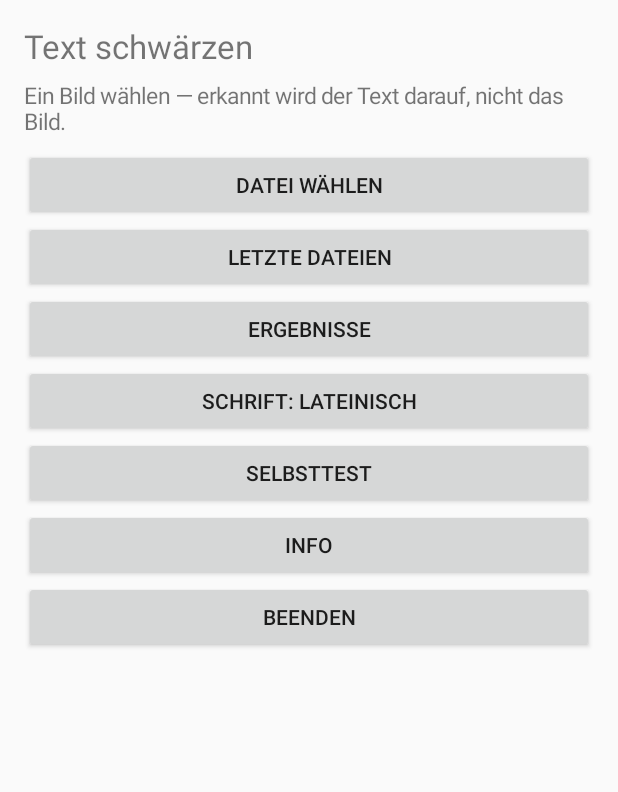
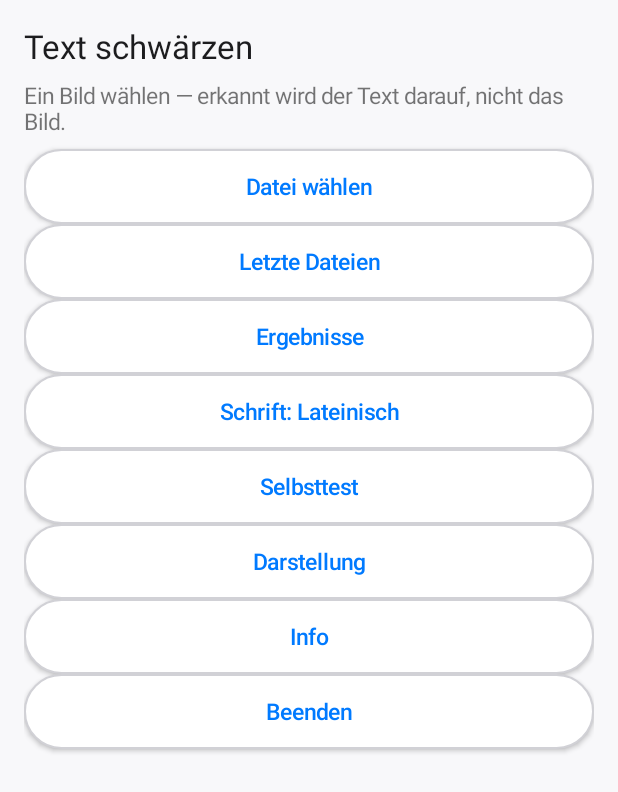
Before and after one commit to Suilui1/text-schwaerzen, an Android app: the screen it shows after launch (MainActivity), on a phone screen of 412 x 824 dp. Shown: the top 792 px of the screen. Run offline under Robolectric (Android 15) with nearby library versions, the phone set to English and light mode, and no system bars; 1 statement that could not run was skipped.

Commit message:
Android: Hell/Dunkel-Modus und einheitlich gestaltete Oberflaeche

```diff
--- /dev/null
+++ b/android/app/src/main/java/de/juliusk/textschwaerzen/Darstellung.kt
@@ -0,0 +1,97 @@
+package de.juliusk.textschwaerzen
+
+import android.app.Activity
+import android.content.Context
+import android.content.res.Configuration
+import android.graphics.Color
+import android.graphics.drawable.GradientDrawable
+import android.widget.Button
+import android.widget.TextView
+
+/**
+ * Aussehen der App: Hell, Dunkel oder wie das Gerät (Julius' Wunsch, 25.11.2026:
+ * „kann man die gesamte GUI verschönern mit Stil und Farbauswahl und hell dunkel modus").
+ *
+ * Bewußt ohne zusätzliche Bibliothek: runde Flächen, Akzentfarbe und Abstände werden
+ * direkt gesetzt. Das hält das Paket klein und die App schnell.
+ */
+object Darstellung {
+
+    enum class Modus { SYSTEM, HELL, DUNKEL }
+
+    // Farben
+    private val AKZENT = Color.rgb(0, 122, 255)      // Blau wie in der Statusleiste
+    private val AKZENT_DUNKEL = Color.rgb(10, 132, 255)
+    private val HELL_HINTERGRUND = Color.rgb(248, 248, 250)
+    private val HELL_FLAECHE = Color.WHITE
+    private val HELL_TEXT = Color.rgb(28, 28, 30)
+    private val DUNKEL_HINTERGRUND = Color.rgb(18, 18, 20)
+    private val DUNKEL_FLAECHE = Color.rgb(38, 38, 42)
+    private val DUNKEL_TEXT = Color.rgb(242, 242, 247)
+
+    data class Farben(
+        val hintergrund: Int, val flaeche: Int, val text: Int, val akzent: Int, val dunkel: Boolean
+    )
+
+    private fun prefs(context: Context) =
+        context.getSharedPreferences("darstellung", Context.MODE_PRIVATE)
+
+    fun modus(context: Context): Modus {
+        val wert = prefs(context).getString("modus", Modus.SYSTEM.name) ?: Modus.SYSTEM.name
+        return try {
+            Modus.valueOf(wert)
+        } catch (fehler: Throwable) {
+            Modus.SYSTEM
+        }
+    }
+
+    fun setzeModus(context: Context, modus: Modus) {
+        prefs(context).edit().putString("modus", modus.name).apply()
+    }
+
+    /** Ist die App gerade dunkel? */
+    fun istDunkel(context: Context): Boolean = when (modus(context)) {
+        Modus.DUNKEL -> true
+        Modus.HELL -> false
+        Modus.SYSTEM -> {
+            val nacht = (context.resources.configuration.uiMode
+                         and Configuration.UI_MODE_NIGHT_MASK) == Configuration.UI_MODE_NIGHT_YES
+            nacht
+        }
+    }
+
+    fun farben(context: Context): Farben {
+        val dunkel = istDunkel(context)
+        return if (dunkel) Farben(DUNKEL_HINTERGRUND, DUNKEL_FLAECHE, DUNKEL_TEXT,
+                                  AKZENT_DUNKEL, true)
+        else Farben(HELL_HINTERGRUND, HELL_FLAECHE, HELL_TEXT, AKZENT, false)
+    }
+
+    /** Wendet Hintergrund und Textfarbe auf eine Activity an. */
+    fun anwenden(activity: Activity) {
+        val f = farben(activity)
+        activity.window?.decorView?.setBackgroundColor(f.hintergrund)
+    }
+
+    /** Macht aus einem gewöhnlichen Knopf einen runden, farbigen. */
+    fun knopf(knopf: Button, context: Context, gefuellt: Boolean = false) {
+        val f = farben(context)
+        val grund = GradientDrawable()
+        grund.cornerRadius = 44f
+        grund.setColor(if (gefuellt) f.akzent else f.flaeche)
+        grund.setStroke(2, if (f.dunkel) Color.rgb(70, 70, 76) else Color.rgb(209, 209, 214))
+        knopf.background = grund
+        knopf.setTextColor(if (gefuellt) Color.WHITE else f.akzent)
+        knopf.textSize = 15f
+        knopf.setAllCaps(false)
+        knopf.minHeight = 0
+        knopf.minimumHeight = 0
+        knopf.setPadding(28, 22, 28, 22)
+        knopf.elevation = if (f.dunkel) 0f else 2f
+    }
+
+    /** Titel und Fließtext passend einfärben. */
+    fun titel(text: TextView, context: Context) {
+        text.setTextColor(farben(context).text)
+    }
+}
--- a/android/app/src/main/java/de/juliusk/textschwaerzen/MainActivity.kt
+++ b/android/app/src/main/java/de/juliusk/textschwaerzen/MainActivity.kt
@@ -1003,6 +1003,7 @@ class MainActivity : AppCompatActivity() {
     override fun onCreate(savedInstanceState: Bundle?) {
         abstuerzeMitschreiben()
         super.onCreate(savedInstanceState)
+        Darstellung.anwenden(this)
 
         val rahmen = LinearLayout(this).apply {
             orientation = LinearLayout.VERTICAL
@@ -1013,6 +1014,7 @@ class MainActivity : AppCompatActivity() {
             textSize = 22f
         }
         bericht = TextView(this).apply {
+            setTextColor(Darstellung.farben(this).text)
             text = "Ein Bild wählen — erkannt wird der Text darauf, nicht das Bild."
             textSize = 15f
             setPadding(0, 12, 0, 12)
@@ -1071,6 +1073,10 @@ class MainActivity : AppCompatActivity() {
             text = "Selbsttest"
             setOnClickListener { selbsttestLaufen() }
         }
+        val darstellungKnopf = Button(this).apply {
+            text = "Darstellung"
+            setOnClickListener { darstellungWaehlen() }
+        }
         val infoKnopf = Button(this).apply {
             text = "Info"
             setOnClickListener { infoZeigen() }
@@ -1099,11 +1105,17 @@ class MainActivity : AppCompatActivity() {
         rahmen.addView(ergebnisKnopf)
         rahmen.addView(schriftKnopf)
         rahmen.addView(selbsttest)
+        rahmen.addView(darstellungKnopf)
         rahmen.addView(infoKnopf)
         rahmen.addView(beenden)
         rahmen.addView(ScrollView(this).apply { addView(bildAnzeige) })
 
         setContentView(rahmen)
+        // Einheitliches Aussehen: runde Knöpfe, Akzentfarbe, Abstände
+        for (i in 0 until rahmen.childCount) {
+            (rahmen.getChildAt(i) as? Button)?.let { Darstellung.knopf(it, this) }
+        }
+        Darstellung.titel(titel, this)
         zeigeLetztenAbsturz()
     }
 
@@ -1159,6 +1171,22 @@ class MainActivity : AppCompatActivity() {
                 startActivity(Intent.createChooser(absicht, "Absturz schicken"))
             }
             .setNegativeButton("Löschen") { _, _ -> datei.delete() }
+            .show()
+    }
+
+    /** Hell, Dunkel oder wie das Gerät. */
+    private fun darstellungWaehlen() {
+        val namen = arrayOf("Wie das Gerät", "Hell", "Dunkel")
+        val reihenfolge = arrayOf(Darstellung.Modus.SYSTEM, Darstellung.Modus.HELL,
+                                  Darstellung.Modus.DUNKEL)
+        val jetzt = reihenfolge.indexOf(Darstellung.modus(this)).coerceAtLeast(0)
+        AlertDialog.Builder(this)
+            .setTitle("Darstellung")
+            .setSingleChoiceItems(namen, jetzt) { _, welcher ->
+                Darstellung.setzeModus(this, reihenfolge[welcher])
+                recreate()
+            }
+            .setNegativeButton("Schließen", null)
             .show()
     }
 
```
